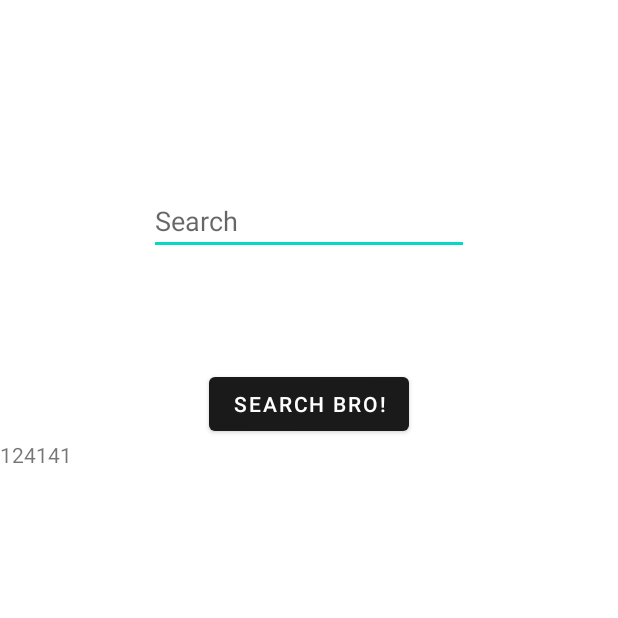
After one commit to ShadehaterCS/TALESS-Cocktails---Android, an Android app: the SearchActivity screen opened directly, with no data from a screen before it, on a phone screen of 412 x 824 dp, the top half of it. The commit adds this screen. Run offline under Robolectric (Android 15) with nearby library versions, the phone set to English and light mode, and no system bars.

Commit message:
Started work on search activity and parser

```diff
--- a/app/src/main/AndroidManifest.xml
+++ b/app/src/main/AndroidManifest.xml
@@ -10,7 +10,8 @@
         android:roundIcon="@mipmap/ic_launcher_round"
         android:supportsRtl="true"
         android:theme="@style/Theme.SmartCookie">
-        <activity android:name=".RecipeActivity"></activity>
+        <activity android:name=".Menu.Home.SearchActivity"></activity>
+        <activity android:name=".RecipeActivity" />
         <activity android:name=".Launcher">
             <intent-filter>
                 <action android:name="android.intent.action.MAIN" />
--- a/app/src/main/java/com/authandroid_smartcookies/smartcookie/Menu/Home/MainMenuFragment.java
+++ b/app/src/main/java/com/authandroid_smartcookies/smartcookie/Menu/Home/MainMenuFragment.java
@@ -7,6 +7,7 @@ import android.os.Bundle;
 import androidx.annotation.NonNull;
 import androidx.annotation.Nullable;
 import androidx.cardview.widget.CardView;
+import androidx.constraintlayout.widget.ConstraintLayout;
 import androidx.fragment.app.Fragment;
 import androidx.recyclerview.widget.LinearLayoutManager;
 import androidx.recyclerview.widget.RecyclerView;
@@ -56,7 +57,7 @@ public class MainMenuFragment extends Fragment {
 
         ImageButton search = root.findViewById(R.id.searchButton);
         search.setOnClickListener(v -> {
-            Intent intent = new Intent(v.getContext(), HomeActivity.class);
+            Intent intent = new Intent(v.getContext(), SearchActivity.class);
             v.getContext().startActivity(intent);
         });
         //placeholder adapter while data is loading
--- /dev/null
+++ b/app/src/main/java/com/authandroid_smartcookies/smartcookie/Menu/Home/SearchActivity.java
@@ -0,0 +1,47 @@
+package com.authandroid_smartcookies.smartcookie.Menu.Home;
+
+import androidx.appcompat.app.AppCompatActivity;
+
+import android.os.Bundle;
+import android.widget.Button;
+import android.widget.EditText;
+import android.widget.TextView;
+
+import com.authandroid_smartcookies.smartcookie.DataClasses.CocktailRecipe;
+import com.authandroid_smartcookies.smartcookie.Database.SenpaiDB;
+import com.authandroid_smartcookies.smartcookie.R;
+
+import java.util.ArrayList;
+import java.util.Objects;
+
+public class SearchActivity extends AppCompatActivity {
+    private EditText search;
+    private TextView results;
+    private Button searchButton;
+    SenpaiDB db;
+
+    @Override
+    protected void onCreate(Bundle savedInstanceState) {
+        super.onCreate(savedInstanceState);
+        setContentView(R.layout.activity_search);
+        Objects.requireNonNull(getSupportActionBar()).hide();
+
+        db = SenpaiDB.getInstance(this);
+        search = findViewById(R.id.searchText);
+        results = findViewById(R.id.searchResults);
+        searchButton = findViewById(R.id.search_button);
+
+        searchButton.setOnClickListener(v -> {
+            results.setText("NONE");
+            String searchable = search.getText().toString();
+            ArrayList<CocktailRecipe> recipes = db.getRecipesBasedOnSearch(searchable);
+            StringBuilder builder = new StringBuilder();
+            for (CocktailRecipe c : recipes)
+                builder.append(c.get_title()).append("\n");
+            String lol = builder.toString();
+
+            results.setText(lol);
+        });
+    }
+
+}
--- a/app/src/main/res/drawable/ic_search_button.xml
+++ b/app/src/main/res/drawable/ic_search_button.xml
@@ -1,6 +1,6 @@
 <vector xmlns:android="http://schemas.android.com/apk/res/android"
-    android:width="24dp"
-    android:height="24dp"
+    android:width="32dp"
+    android:height="32dp"
     android:viewportWidth="24"
     android:viewportHeight="24"
     android:tint="?attr/colorControlNormal">
--- /dev/null
+++ b/app/src/main/res/layout/activity_search.xml
@@ -0,0 +1,46 @@
+<?xml version="1.0" encoding="utf-8"?>
+<androidx.constraintlayout.widget.ConstraintLayout xmlns:android="http://schemas.android.com/apk/res/android"
+    xmlns:app="http://schemas.android.com/apk/res-auto"
+    xmlns:tools="http://schemas.android.com/tools"
+    android:layout_width="match_parent"
+    android:layout_height="match_parent"
+    tools:context=".Menu.Home.SearchActivity">
+
+    <EditText
+        android:id="@+id/searchText"
+        android:layout_width="wrap_content"
+        android:layout_height="wrap_content"
+        android:layout_marginTop="33dp"
+        android:layout_marginBottom="32dp"
+        android:ems="10"
+        android:hint="@android:string/search_go"
+        android:inputType="textPersonName"
+        app:layout_constraintBottom_toTopOf="@+id/searchResults"
+        app:layout_constraintEnd_toEndOf="parent"
+        app:layout_constraintStart_toStartOf="parent"
+        app:layout_constraintTop_toTopOf="parent" />
+
+    <TextView
+        android:id="@+id/searchResults"
+        android:layout_width="0dp"
+        android:layout_height="0dp"
+        android:ems="10"
+        android:hint="Search results"
+        android:text="124141"
+        app:layout_constraintBottom_toBottomOf="parent"
+        app:layout_constraintEnd_toEndOf="parent"
+        app:layout_constraintHorizontal_bias="0.5"
+        app:layout_constraintStart_toStartOf="parent"
+        app:layout_constraintTop_toBottomOf="@+id/search_button" />
+
+    <Button
+        android:id="@+id/search_button"
+        android:layout_width="wrap_content"
+        android:layout_height="wrap_content"
+        android:layout_marginTop="75dp"
+        android:text="SEARCH BRO!"
+        app:layout_constraintEnd_toEndOf="parent"
+        app:layout_constraintHorizontal_bias="0.5"
+        app:layout_constraintStart_toStartOf="parent"
+        app:layout_constraintTop_toBottomOf="@+id/searchText" />
+</androidx.constraintlayout.widget.ConstraintLayout>
--- a/app/src/main/res/layout/fragment_main_menu.xml
+++ b/app/src/main/res/layout/fragment_main_menu.xml
@@ -40,7 +40,8 @@
             app:layout_constraintBottom_toBottomOf="parent"
             app:layout_constraintEnd_toEndOf="parent"
             app:layout_constraintStart_toEndOf="@+id/appTitle"
-            app:layout_constraintTop_toTopOf="parent" />
+            app:layout_constraintTop_toTopOf="parent"
+            android:background="?android:selectableItemBackgroundBorderless"/>
 
     </androidx.constraintlayout.widget.ConstraintLayout>
 
--- a/app/src/main/res/values/strings.xml
+++ b/app/src/main/res/values/strings.xml
@@ -5,5 +5,5 @@
     <string name="main_menu_header">Welcome to Cocktails</string>
     <string name="recycler_view_mainmenuitem_title">Title</string>
     <string name="recycler_view_mainmenuitem_description">This is a fake description. Simulating lots of words rather than just one</string>
-<string name="description">Something used or included temporarily or as a substitute for something that is not known or must remain generic; that which holds, denotes or reserves a place for something to come later. This is placeholder data, so you\'ll want to include the real numbers as soon as you have them.</string>
+    <string name="description">Something used or included temporarily or as a substitute for something that is not known or must remain generic; that which holds, denotes or reserves a place for something to come later. This is placeholder data, so you\'ll want to include the real numbers as soon as you have them.</string>
 </resources>
```
Also changed, not shown: app/src/main/java/com/authandroid_smartcookies/smartcookie/Database/SenpaiDB.java (+10 -1 lines), app/src/main/java/com/authandroid_smartcookies/smartcookie/Menu/Home/RecipeAdapter.java (+8 -10 lines), app/src/main/java/com/authandroid_smartcookies/smartcookie/Parser.java (added, +10 -0 lines), app/src/main/java/com/authandroid_smartcookies/smartcookie/Utilities.java (+14 -0 lines).
